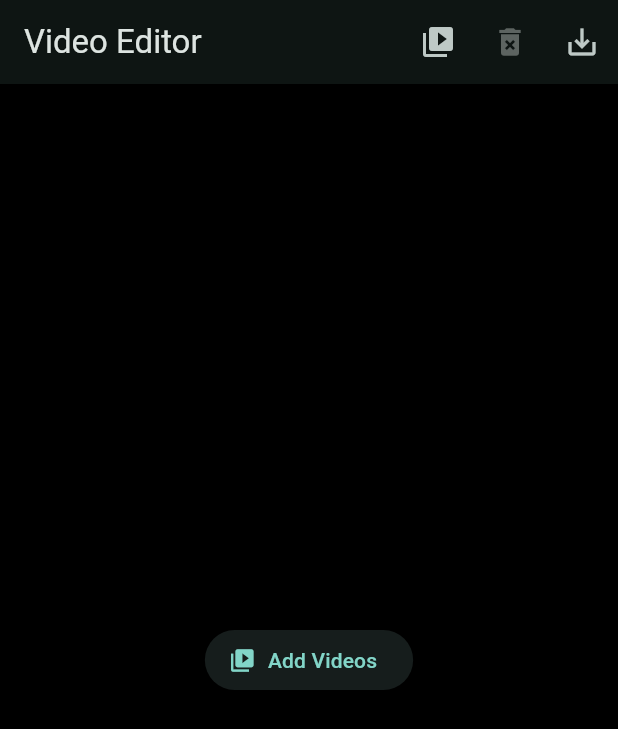
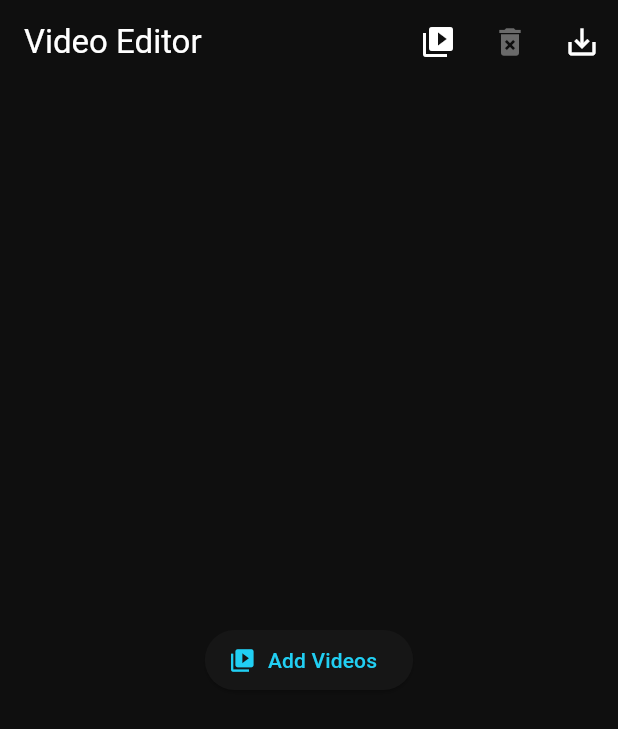
Before and after one commit to jyr94/simple-video-editing, a Flutter app: the screen it shows after launch, on a phone screen of 412 x 824 dp. Shown: the top 729 px of the screen. Run offline on Flutter 3.47's test engine with Material 3 defaults, Android fonts, the light colour scheme and no system bars; our stand-ins replace bloc, equatable, file_picker, flutter_bloc, image_picker, video_player; missing offline and left inert: ffmpeg_kit_flutter_new, video_editor.

Commit message:
style: capcut-like theme

```diff
--- a/lib/main.dart
+++ b/lib/main.dart
@@ -13,11 +13,19 @@ class MyApp extends StatelessWidget {
     return MaterialApp(
       title: 'Simple Video Editor',
       theme: ThemeData(
-        colorScheme: ColorScheme.fromSeed(
-          seedColor: Colors.teal,
-          brightness: Brightness.dark,
+        brightness: Brightness.dark,
+        scaffoldBackgroundColor: const Color(0xFF0F0F0F),
+        colorScheme: const ColorScheme.dark(
+          primary: Color(0xFF21CFF3),
+          secondary: Color(0xFF21CFF3),
+          background: Color(0xFF0F0F0F),
+          surface: Color(0xFF161616),
         ),
-        scaffoldBackgroundColor: Colors.black,
+        appBarTheme: const AppBarTheme(
+          backgroundColor: Color(0xFF0F0F0F),
+          elevation: 0,
+        ),
+        iconTheme: const IconThemeData(color: Colors.white),
         useMaterial3: true,
       ),
       home: const MultiVideoEditorPage(),
--- a/lib/widgets/timeline_clip.dart
+++ b/lib/widgets/timeline_clip.dart
@@ -28,7 +28,9 @@ class TimelineClip extends StatelessWidget {
       margin: const EdgeInsets.all(8),
       decoration: BoxDecoration(
         border: Border.all(
-          color: selected ? Colors.teal : Colors.transparent,
+          color: selected
+              ? Theme.of(context).colorScheme.primary
+              : Colors.transparent,
           width: 3,
         ),
         borderRadius: BorderRadius.circular(8),
--- a/lib/widgets/video_track.dart
+++ b/lib/widgets/video_track.dart
@@ -73,9 +73,9 @@ class VideoTrack extends StatelessWidget {
                   margin: const EdgeInsets.all(8),
                   decoration: BoxDecoration(
                     borderRadius: BorderRadius.circular(8),
-                    color: Colors.grey.shade300,
+                    color: const Color(0xFF2A2A2A),
                   ),
-                  child: const Icon(Icons.add),
+                  child: const Icon(Icons.add, color: Colors.white),
                 ),
               ),
             );
```
Also changed, not shown: lib/widgets/editor_toolbar.dart (+11 -2 lines).
